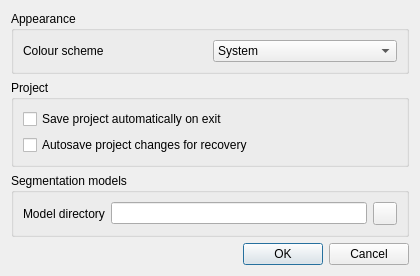
Before: the Qt Designer form exhale/resources/ui/settings_dialog.ui in ctroein/exhale, drawn with Qt 5.
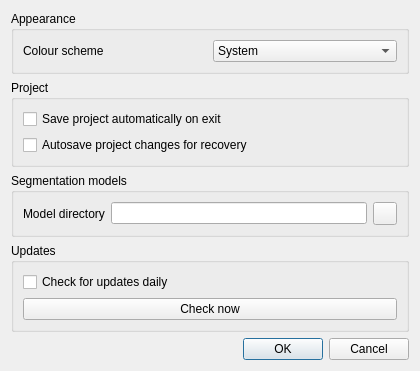
After: the same form once the commit is applied.

Patch:
```diff
--- a/exhale/resources/ui/settings_dialog.ui
+++ b/exhale/resources/ui/settings_dialog.ui
@@ -62,6 +62,23 @@
      </layout>
     </widget>
    </item>
+   <item>
+    <widget class="QGroupBox" name="updatesGroupBox">
+     <property name="title"><string>Updates</string></property>
+     <layout class="QVBoxLayout" name="updatesLayout">
+      <item>
+       <widget class="QCheckBox" name="automaticUpdatesCheckBox">
+        <property name="text"><string>Check for updates daily</string></property>
+       </widget>
+      </item>
+      <item>
+       <widget class="QPushButton" name="checkUpdatesButton">
+        <property name="text"><string>Check now</string></property>
+       </widget>
+      </item>
+     </layout>
+    </widget>
+   </item>
    <item>
     <widget class="QDialogButtonBox" name="buttonBox">
      <property name="orientation"><enum>Qt::Horizontal</enum></property>
```
